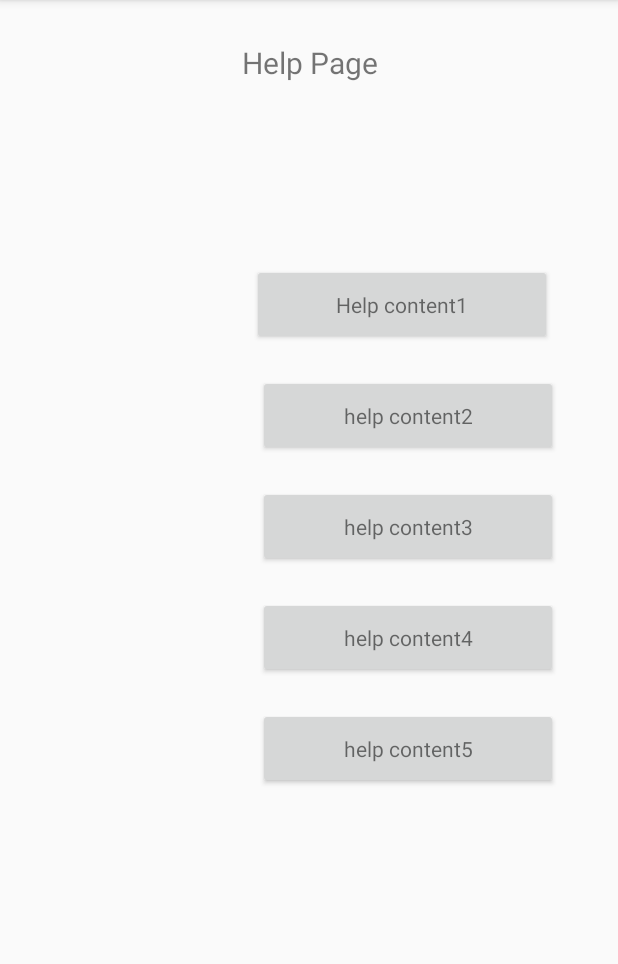
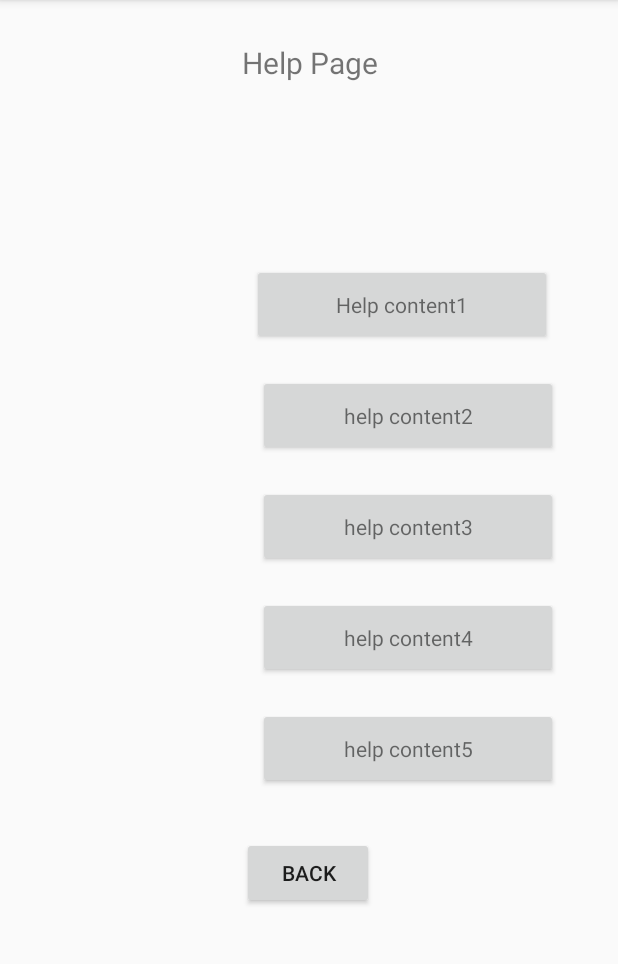
Before and after one commit to JeremyElliott1/Carbon-Tracker-Android-App, an Android app: the HelpOptions screen opened directly, with no data from a screen before it, on a phone screen of 412 x 824 dp, the part 84-1048 px from its top. Run offline under Robolectric (Android 15) with nearby library versions, the light colour scheme and no system bars.

Commit message:
Linhan Changes

```diff
--- a/app/src/main/java/com/example/slidebox/HelpOptions.java
+++ b/app/src/main/java/com/example/slidebox/HelpOptions.java
@@ -2,13 +2,35 @@ package com.example.slidebox;
 
 import androidx.appcompat.app.AppCompatActivity;
 
+import android.content.Intent;
 import android.os.Bundle;
+import android.view.View;
+import android.widget.Button;
+import android.widget.Toast;
 
 public class HelpOptions extends AppCompatActivity {
+    private Button button;
+    private Button help;
 
     @Override
     protected void onCreate(Bundle savedInstanceState) {
         super.onCreate(savedInstanceState);
         setContentView(R.layout.options_help);
+        button = (Button)findViewById(R.id.button4);
+        button.setOnClickListener(new View.OnClickListener() {
+            @Override
+            public void onClick(View v) {
+                Intent intent = new Intent(HelpOptions.this, SlideBox.class);
+                startActivity(intent);
+            }
+        });
+
+        help = (Button)findViewById(R.id.button);
+        help.setOnClickListener(new View.OnClickListener() {
+            @Override
+            public void onClick(View v) {
+                Toast.makeText(getApplicationContext(), "Should add content", Toast.LENGTH_SHORT).show();
+            }
+        });
     }
 }
--- a/app/src/main/res/layout/options_help.xml
+++ b/app/src/main/res/layout/options_help.xml
@@ -114,4 +114,17 @@
         app:layout_constraintTop_toBottomOf="@+id/text_home6"
         app:layout_constraintVertical_bias="0.009" />
 
+    <Button
+        android:id="@+id/button4"
+        android:layout_width="wrap_content"
+        android:layout_height="wrap_content"
+        android:layout_marginTop="32dp"
+        android:text="Back"
+        app:layout_constraintBottom_toBottomOf="parent"
+        app:layout_constraintEnd_toEndOf="parent"
+        app:layout_constraintHorizontal_bias="0.498"
+        app:layout_constraintStart_toStartOf="parent"
+        app:layout_constraintTop_toBottomOf="@+id/button6"
+        app:layout_constraintVertical_bias="0.0" />
+
 </androidx.constraintlayout.widget.ConstraintLayout>
```
